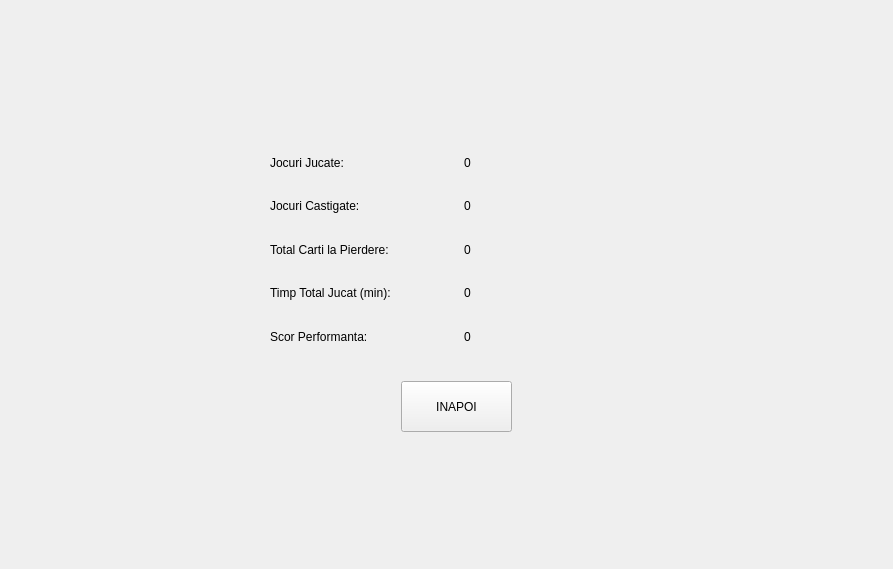
The window that Client/mainmenu.ui (Denisucu1/ProjectModernCpp) describes before a commit, drawn with Qt 5.
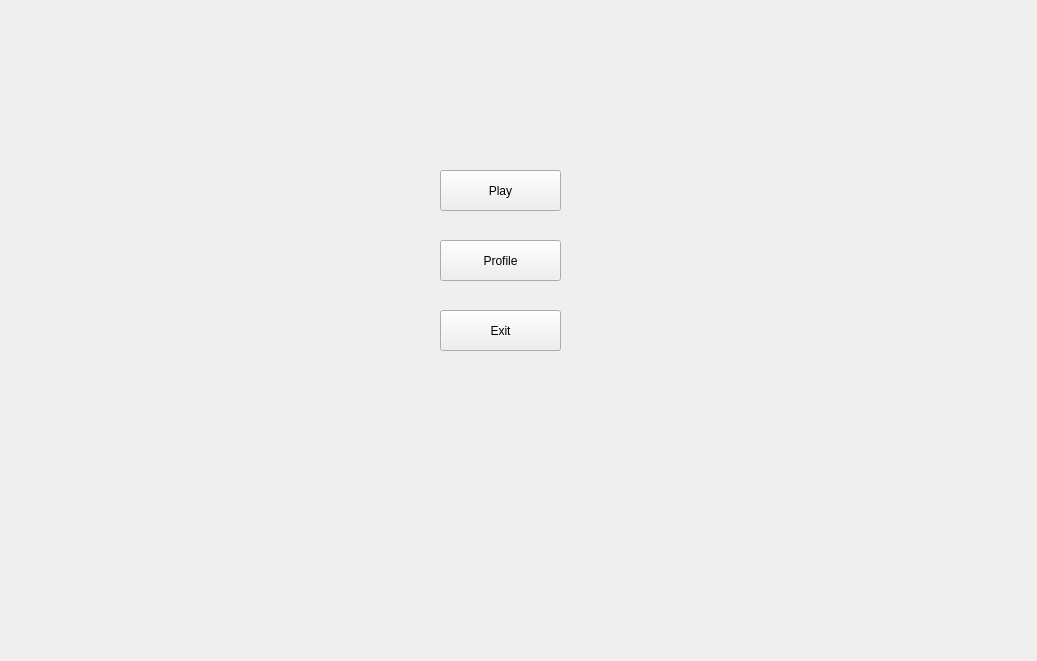
The same window after the commit. The open tabs and pages were chosen to show the change.

Commit message:
Revert "Merge branch 'feature-gui-game-board' into develop"
This reverts commit 02349c73297a035ba6c3293f376a9b6dca5db0c4, reversing
changes made to ffbb51a09e2ef5c0fdf797c6a9e12670317929e0.

Patch:
```diff
--- a/Client/mainmenu.ui
+++ b/Client/mainmenu.ui
@@ -6,30 +6,20 @@
    <rect>
     <x>0</x>
     <y>0</y>
-    <width>893</width>
-    <height>569</height>
+    <width>1037</width>
+    <height>661</height>
    </rect>
   </property>
   <property name="windowTitle">
    <string>Form</string>
   </property>
-  <layout class="QGridLayout" name="gridLayout">
-   <item row="0" column="0">
-    <widget class="QStackedWidget" name="stackedWidget">
-     <property name="cursor">
-      <cursorShape>ArrowCursor</cursorShape>
-     </property>
-     <property name="currentIndex">
-      <number>0</number>
-     </property>
-     <widget class="QWidget" name="menuPage">
       <widget class="QPushButton" name="playButton">
        <property name="geometry">
         <rect>
-         <x>350</x>
-         <y>150</y>
-         <width>151</width>
-         <height>31</height>
+     <x>440</x>
+     <y>170</y>
+     <width>121</width>
+     <height>41</height>
         </rect>
        </property>
        <property name="text">
@@ -39,10 +29,10 @@
       <widget class="QPushButton" name="profileButton">
        <property name="geometry">
         <rect>
-         <x>350</x>
-         <y>210</y>
-         <width>151</width>
-         <height>31</height>
+     <x>440</x>
+     <y>240</y>
+     <width>121</width>
+     <height>41</height>
         </rect>
        </property>
        <property name="text">
@@ -52,132 +42,16 @@
       <widget class="QPushButton" name="exitButton">
        <property name="geometry">
         <rect>
-         <x>350</x>
-         <y>270</y>
-         <width>151</width>
-         <height>31</height>
+     <x>440</x>
+     <y>310</y>
+     <width>121</width>
+     <height>41</height>
         </rect>
        </property>
        <property name="text">
         <string>Exit</string>
        </property>
       </widget>
-     </widget>
-     <widget class="QWidget" name="profilePage">
-      <widget class="QWidget" name="gridLayoutWidget">
-       <property name="geometry">
-        <rect>
-         <x>259</x>
-         <y>133</y>
-         <width>381</width>
-         <height>211</height>
-        </rect>
-       </property>
-       <layout class="QGridLayout" name="gridLayout_2">
-        <item row="4" column="0">
-         <widget class="QLabel" name="label_3">
-          <property name="text">
-           <string>Timp Total Jucat (min):</string>
-          </property>
-         </widget>
-        </item>
-        <item row="1" column="0">
-         <widget class="QLabel" name="label">
-          <property name="text">
-           <string>Jocuri Jucate:</string>
-          </property>
-         </widget>
-        </item>
-        <item row="2" column="1">
-         <widget class="QLabel" name="gamesWonLabel">
-          <property name="text">
-           <string>0</string>
-          </property>
-         </widget>
-        </item>
-        <item row="4" column="1">
-         <widget class="QLabel" name="totalTimeLabel">
-          <property name="text">
-           <string>0</string>
-          </property>
-         </widget>
-        </item>
-        <item row="1" column="1">
-         <widget class="QLabel" name="gamesPlayedLabel">
-          <property name="text">
-           <string>0</string>
-          </property>
-         </widget>
-        </item>
-        <item row="3" column="0">
-         <widget class="QLabel" name="label_4">
-          <property name="text">
-           <string>Total Carti la Pierdere:</string>
-          </property>
-         </widget>
-        </item>
-        <item row="2" column="0">
-         <widget class="QLabel" name="label_2">
-          <property name="text">
-           <string>Jocuri Castigate:</string>
-          </property>
-         </widget>
-        </item>
-        <item row="3" column="1">
-         <widget class="QLabel" name="cardsAtLossLabel">
-          <property name="text">
-           <string>0</string>
-          </property>
-         </widget>
-        </item>
-        <item row="5" column="0">
-         <widget class="QLabel" name="label_6">
-          <property name="text">
-           <string>Scor Performanta:</string>
-          </property>
-         </widget>
-        </item>
-        <item row="5" column="1">
-         <widget class="QLabel" name="performanceScoreLabel">
-          <property name="text">
-           <string>0</string>
-          </property>
-         </widget>
-        </item>
-       </layout>
-      </widget>
-      <widget class="QPushButton" name="backButton">
-       <property name="geometry">
-        <rect>
-         <x>390</x>
-         <y>370</y>
-         <width>111</width>
-         <height>51</height>
-        </rect>
-       </property>
-       <property name="text">
-        <string>INAPOI</string>
-       </property>
-      </widget>
-     </widget>
-     <widget class="QWidget" name="lobbyPage">
-      <widget class="QPushButton" name="lobbyBackButton">
-       <property name="geometry">
-        <rect>
-         <x>400</x>
-         <y>330</y>
-         <width>80</width>
-         <height>24</height>
-        </rect>
-       </property>
-       <property name="text">
-        <string>Inapoi</string>
-       </property>
-      </widget>
-     </widget>
-    </widget>
-   </item>
-  </layout>
  </widget>
  <resources/>
  <connections/>
```
Lines whose indentation alone changed are shown as unchanged. The commit also changes 15 other files.
